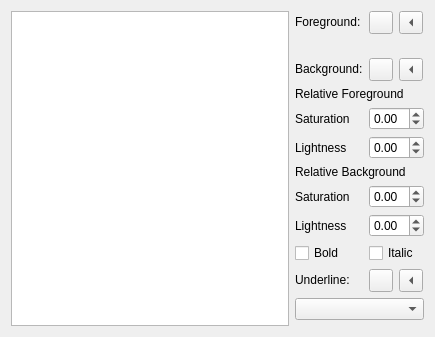
Old version of the form src/plugins/texteditor/colorschemeedit.ui in the repository qt-creator/qt-creator.
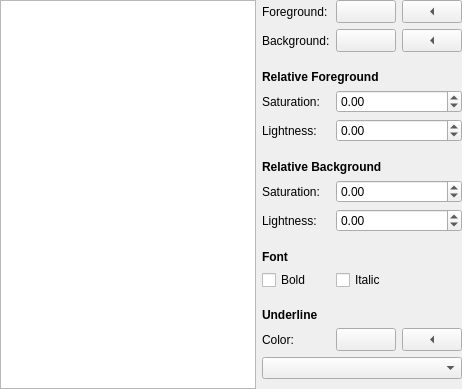
New version of the form.

Commit message:
ColorSchemaEdit: Make layout of color selection dialog cleaner
Add some section headers, make widgets align with more other widgets,
get rid of useless margins and make hiding elements not leave random
amounts of space between elements.

What changed in the file:
```diff
--- a/src/plugins/texteditor/colorschemeedit.ui
+++ b/src/plugins/texteditor/colorschemeedit.ui
@@ -6,49 +6,43 @@
    <rect>
     <x>0</x>
     <y>0</y>
-    <width>435</width>
-    <height>261</height>
+    <width>462</width>
+    <height>389</height>
    </rect>
   </property>
-  <layout class="QGridLayout" name="gridLayout">
-   <item row="9" column="2">
-    <widget class="QLabel" name="backgroundSaturationLabel">
-     <property name="text">
-      <string>Saturation</string>
+  <layout class="QGridLayout" name="gridLayout" columnstretch="1,0,0,0">
+   <property name="leftMargin">
+    <number>0</number>
+   </property>
+   <property name="topMargin">
+    <number>0</number>
+   </property>
+   <property name="rightMargin">
+    <number>0</number>
+   </property>
+   <property name="bottomMargin">
+    <number>0</number>
+   </property>
+   <property name="verticalSpacing">
+    <number>0</number>
+   </property>
+   <item row="5" column="1" colspan="3">
+    <widget class="QLabel" name="relativeForegroundHeadline">
+     <property name="font">
+      <font>
+       <weight>75</weight>
+       <bold>true</bold>
+      </font>
      </property>
-    </widget>
-   </item>
-   <item row="7" column="3">
-    <widget class="QDoubleSpinBox" name="foregroundLightnessSpinBox">
-     <property name="minimum">
-      <double>-1.000000000000000</double>
-     </property>
-     <property name="maximum">
-      <double>1.000000000000000</double>
-     </property>
-     <property name="singleStep">
-      <double>0.050000000000000</double>
-     </property>
-    </widget>
-   </item>
-   <item row="7" column="2">
-    <widget class="QLabel" name="foregroundLightnessLabel">
      <property name="text">
-      <string>Lightness</string>
+      <string>Relative Foreground</string>
      </property>
     </widget>
    </item>
-   <item row="6" column="2">
-    <widget class="QLabel" name="foregroundSaturationLabel">
-     <property name="text">
-      <string>Saturation</string>
-     </property>
-    </widget>
-   </item>
-   <item row="0" column="2">
+   <item row="0" column="1">
     <widget class="QLabel" name="foregroundLabel">
      <property name="sizePolicy">
-      <sizepolicy hsizetype="Fixed" vsizetype="Fixed">
+      <sizepolicy hsizetype="Fixed" vsizetype="Preferred">
        <horstretch>0</horstretch>
        <verstretch>0</verstretch>
       </sizepolicy>
@@ -61,90 +55,260 @@
      </property>
     </widget>
    </item>
-   <item row="11" column="3">
-    <widget class="QCheckBox" name="italicCheckBox">
+   <item row="10" column="1" colspan="3">
+    <widget class="QWidget" name="relativeForegroundSpacer3" native="true">
+     <property name="sizePolicy">
+      <sizepolicy hsizetype="Preferred" vsizetype="Fixed">
+       <horstretch>0</horstretch>
+       <verstretch>0</verstretch>
+      </sizepolicy>
+     </property>
+     <property name="minimumSize">
+      <size>
+       <width>0</width>
+       <height>18</height>
+      </size>
+     </property>
+     <property name="maximumSize">
+      <size>
+       <width>16777215</width>
+       <height>18</height>
+      </size>
+     </property>
+    </widget>
+   </item>
+   <item row="9" column="1">
+    <widget class="QLabel" name="foregroundLightnessLabel">
+     <property name="sizePolicy">
+      <sizepolicy hsizetype="Preferred" vsizetype="Preferred">
+       <horstretch>0</horstretch>
+       <verstretch>0</verstretch>
+      </sizepolicy>
+     </property>
      <property name="text">
-      <string>Italic</string>
+      <string>Lightness:</string>
      </property>
     </widget>
    </item>
-   <item row="0" column="3">
-    <layout class="QHBoxLayout" name="horizontalLayout_3">
-     <item>
-      <widget class="QToolButton" name="foregroundToolButton">
-       <property name="sizePolicy">
-        <sizepolicy hsizetype="Fixed" vsizetype="Fixed">
-         <horstretch>0</horstretch>
-         <verstretch>0</verstretch>
-        </sizepolicy>
-       </property>
-       <property name="text">
-        <string/>
-       </property>
-      </widget>
-     </item>
-     <item>
-      <widget class="QToolButton" name="eraseForegroundToolButton">
-       <property name="toolTip">
-        <string>Erase foreground.</string>
-       </property>
-       <property name="text">
-        <string>x</string>
-       </property>
-       <property name="arrowType">
-        <enum>Qt::LeftArrow</enum>
-       </property>
-      </widget>
-     </item>
-    </layout>
+   <item row="0" column="2">
+    <widget class="QToolButton" name="foregroundToolButton">
+     <property name="sizePolicy">
+      <sizepolicy hsizetype="Preferred" vsizetype="Fixed">
+       <horstretch>0</horstretch>
+       <verstretch>0</verstretch>
+      </sizepolicy>
+     </property>
+     <property name="text">
+      <string/>
+     </property>
+    </widget>
    </item>
-   <item row="14" column="3">
-    <spacer>
+   <item row="26" column="1" colspan="3">
+    <spacer name="spacer">
      <property name="orientation">
       <enum>Qt::Vertical</enum>
      </property>
      <property name="sizeHint" stdset="0">
       <size>
-       <width>20</width>
-       <height>83</height>
+       <width>200</width>
+       <height>0</height>
       </size>
      </property>
     </spacer>
    </item>
-   <item row="5" column="2" colspan="2">
-    <widget class="QLabel" name="relativeForegroundLabel">
+   <item row="3" column="3">
+    <widget class="QToolButton" name="eraseBackgroundToolButton">
+     <property name="sizePolicy">
+      <sizepolicy hsizetype="Preferred" vsizetype="Fixed">
+       <horstretch>0</horstretch>
+       <verstretch>0</verstretch>
+      </sizepolicy>
+     </property>
+     <property name="toolTip">
+      <string>Erase background.</string>
+     </property>
      <property name="text">
-      <string>Relative Foreground</string>
+      <string>x</string>
      </property>
+     <property name="arrowType">
+      <enum>Qt::LeftArrow</enum>
+     </property>
     </widget>
    </item>
-   <item row="11" column="2">
-    <widget class="QCheckBox" name="boldCheckBox">
+   <item row="14" column="1" colspan="3">
+    <widget class="QWidget" name="relativeBackgroundSpacer2" native="true">
+     <property name="sizePolicy">
+      <sizepolicy hsizetype="Preferred" vsizetype="Fixed">
+       <horstretch>0</horstretch>
+       <verstretch>0</verstretch>
+      </sizepolicy>
+     </property>
+     <property name="minimumSize">
+      <size>
+       <width>0</width>
+       <height>6</height>
+      </size>
+     </property>
+     <property name="maximumSize">
+      <size>
+       <width>16777215</width>
+       <height>6</height>
+      </size>
+     </property>
+    </widget>
+   </item>
+   <item row="7" column="2" colspan="2">
+    <widget class="QDoubleSpinBox" name="foregroundSaturationSpinBox">
+     <property name="minimum">
+      <double>-1.000000000000000</double>
+     </property>
+     <property name="maximum">
+      <double>1.000000000000000</double>
+     </property>
+     <property name="singleStep">
+      <double>0.050000000000000</double>
+     </property>
+    </widget>
+   </item>
+   <item row="15" column="1">
+    <widget class="QLabel" name="backgroundLightnessLabel">
+     <property name="sizePolicy">
+      <sizepolicy hsizetype="Preferred" vsizetype="Preferred">
+       <horstretch>0</horstretch>
+       <verstretch>0</verstretch>
+      </sizepolicy>
+     </property>
      <property name="text">
-      <string>Bold</string>
+      <string>Lightness:</string>
+     </property>
+    </widget>
+   </item>
+   <item row="0" column="3">
+    <widget class="QToolButton" name="eraseForegroundToolButton">
+     <property name="sizePolicy">
+      <sizepolicy hsizetype="Preferred" vsizetype="Fixed">
+       <horstretch>0</horstretch>
+       <verstretch>0</verstretch>
+      </sizepolicy>
+     </property>
+     <property name="toolTip">
+      <string>Erase foreground.</string>
+     </property>
+     <property name="text">
+      <string>x</string>
+     </property>
+     <property name="arrowType">
+      <enum>Qt::LeftArrow</enum>
+     </property>
+    </widget>
+   </item>
+   <item row="13" column="1">
+    <widget class="QLabel" name="backgroundSaturationLabel">
+     <property name="sizePolicy">
+      <sizepolicy hsizetype="Preferred" vsizetype="Preferred">
+       <horstretch>0</horstretch>
+       <verstretch>0</verstretch>
+      </sizepolicy>
+     </property>
+     <property name="text">
+      <string>Saturation:</string>
+     </property>
+    </widget>
+   </item>
+   <item row="19" column="2" colspan="2">
+    <widget class="QCheckBox" name="italicCheckBox">
+     <property name="text">
+      <string>Italic</string>
+     </property>
+    </widget>
+   </item>
+   <item row="9" column="2" colspan="2">
+    <widget class="QDoubleSpinBox" name="foregroundLightnessSpinBox">
+     <property name="minimum">
+      <double>-1.000000000000000</double>
+     </property>
+     <property name="maximum">
+      <double>1.000000000000000</double>
+     </property>
+     <property name="singleStep">
+      <double>0.050000000000000</double>
+     </property>
+    </widget>
+   </item>
+   <item row="6" column="1" colspan="3">
+    <widget class="QWidget" name="relativeForegroundSpacer1" native="true">
+     <property name="sizePolicy">
+      <sizepolicy hsizetype="Preferred" vsizetype="Fixed">
+       <horstretch>0</horstretch>
+       <verstretch>0</verstretch>
+      </sizepolicy>
+     </property>
+     <property name="minimumSize">
+      <size>
+       <width>0</width>
+       <height>6</height>
+      </size>
+     </property>
+     <property name="maximumSize">
+      <size>
+       <width>16777215</width>
+       <height>6</height>
+      </size>
      </property>
     </widget>
    </item>
    <item row="13" column="2" colspan="2">
-    <widget class="QComboBox" name="underlineComboBox"/>
+    <widget class="QDoubleSpinBox" name="backgroundSaturationSpinBox">
+     <property name="minimum">
+      <double>-1.000000000000000</double>
+     </property>
+     <property name="maximum">
+      <double>1.000000000000000</double>
+     </property>
+     <property name="singleStep">
+      <double>0.050000000000000</double>
+     </property>
+    </widget>
    </item>
-   <item row="12" column="2">
-    <widget class="QLabel" name="underlineLabel">
+   <item row="3" column="1">
+    <widget class="QLabel" name="backgroundLabel">
      <property name="sizePolicy">
-      <sizepolicy hsizetype="Fixed" vsizetype="Fixed">
+      <sizepolicy hsizetype="Fixed" vsizetype="Preferred">
        <horstretch>0</horstretch>
        <verstretch>0</verstretch>
       </sizepolicy>
      </property>
      <property name="text">
-      <string>Underline:</string>
+      <string>Background:</string>
      </property>
      <property name="buddy">
       <cstring>backgroundToolButton</cstring>
      </property>
     </widget>
    </item>
-   <item row="0" column="0" rowspan="15">
+   <item row="4" column="1" colspan="3">
+    <widget class="QWidget" name="backgroundSpacer" native="true">
+     <property name="sizePolicy">
+      <sizepolicy hsizetype="Preferred" vsizetype="Fixed">
+       <horstretch>0</horstretch>
+       <verstretch>0</verstretch>
+      </sizepolicy>
+     </property>
+     <property name="minimumSize">
+      <size>
+       <width>0</width>
+       <height>18</height>
+      </size>
+     </property>
+     <property name="maximumSize">
+      <size>
+       <width>16777215</width>
+       <height>18</height>
+      </size>
+     </property>
+    </widget>
+   </item>
+   <item row="0" column="0" rowspan="27">
     <widget class="QListView" name="itemList">
      <property name="sizePolicy">
       <sizepolicy hsizetype="Expanding" vsizetype="Expanding">
@@ -160,123 +324,227 @@
      </property>
     </widget>
    </item>
-   <item row="12" column="3">
-    <layout class="QHBoxLayout" name="horizontalLayout_2">
-     <item>
-      <widget class="QToolButton" name="underlineColorToolButton">
-       <property name="sizePolicy">
-        <sizepolicy hsizetype="Fixed" vsizetype="Fixed">
-         <horstretch>0</horstretch>
-         <verstretch>0</verstretch>
-        </sizepolicy>
-       </property>
-       <property name="text">
-        <string/>
-       </property>
-      </widget>
-     </item>
-     <item>
-      <widget class="QToolButton" name="eraseUnderlineColorToolButton">
-       <property name="toolTip">
-        <string>Erase background.</string>
-       </property>
-       <property name="text">
-        <string>x</string>
-       </property>
-       <property name="arrowType">
-        <enum>Qt::LeftArrow</enum>
-       </property>
-      </widget>
-     </item>
-    </layout>
+   <item row="17" column="1">
+    <widget class="QLabel" name="fontHeadline">
+     <property name="font">
+      <font>
+       <weight>75</weight>
+       <bold>true</bold>
+      </font>
+     </property>
+     <property name="text">
+      <string>Font</string>
+     </property>
+    </widget>
    </item>
-   <item row="6" column="3">
-    <widget class="QDoubleSpinBox" name="foregroundSaturationSpinBox">
-     <property name="minimum">
-      <double>-1.000000000000000</double>
+   <item row="7" column="1">
+    <widget class="QLabel" name="foregroundSaturationLabel">
+     <property name="sizePolicy">
+      <sizepolicy hsizetype="Preferred" vsizetype="Preferred">
+       <horstretch>0</horstretch>
+       <verstretch>0</verstretch>
+      </sizepolicy>
      </property>
-     <property name="maximum">
-      <double>1.000000000000000</double>
+     <property name="text">
+      <string>Saturation:</string>
      </property>
-     <property name="singleStep">
-      <double>0.050000000000000</double>
+    </widget>
+   </item>
+   <item row="19" column="1">
+    <widget class="QCheckBox" name="boldCheckBox">
+     <property name="text">
+      <string>Bold</string>
      </property>
     </widget>
    </item>
-   <item row="4" column="2">
-    <widget class="QLabel" name="backgroundLabel">
+   <item row="18" column="1" colspan="3">
+    <widget class="QWidget" name="fontSpacer1" native="true">
      <property name="sizePolicy">
-      <sizepolicy hsizetype="Fixed" vsizetype="Fixed">
+      <sizepolicy hsizetype="Preferred" vsizetype="Fixed">
        <horstretch>0</horstretch>
        <verstretch>0</verstretch>
       </sizepolicy>
      </property>
+     <property name="minimumSize">
+      <size>
+       <width>0</width>
+       <height>6</height>
+      </size>
+     </property>
+     <property name="maximumSize">
+      <size>
+       <width>16777215</width>
+       <height>6</height>
+      </size>
+     </property>
+    </widget>
+   </item>
+   <item row="12" column="1" colspan="3">
+    <widget class="QWidget" name="relativeBackgroundSpacer1" native="true">
+     <property name="sizePolicy">
+      <sizepolicy hsizetype="Preferred" vsizetype="Fixed">
+       <horstretch>0</horstretch>
+       <verstretch>0</verstretch>
+      </sizepolicy>
+     </property>
+     <property name="minimumSize">
+      <size>
+       <width>0</width>
+       <height>6</height>
+      </size>
+     </property>
+     <property name="maximumSize">
+      <size>
+       <width>16777215</width>
+       <height>6</height>
+      </size>
+     </property>
+    </widget>
+   </item>
+   <item row="16" column="1" colspan="3">
+    <widget class="QWidget" name="relativeBackgroundSpacer3" native="true">
+     <property name="sizePolicy">
+      <sizepolicy hsizetype="Preferred" vsizetype="Fixed">
+       <horstretch>0</horstretch>
+       <verstretch>0</verstretch>
+      </sizepolicy>
+     </property>
+     <property name="minimumSize">
+      <size>
+       <width>0</width>
+       <height>18</height>
+      </size>
+     </property>
+     <property name="maximumSize">
+      <size>
+       <width>16777215</width>
+       <height>18</height>
+      </size>
+     </property>
+    </widget>
+   </item>
+   <item row="24" column="1" colspan="3">
+    <widget class="QWidget" name="underlineSpacer2" native="true">
+     <property name="sizePolicy">
+      <sizepolicy hsizetype="Preferred" vsizetype="Fixed">
+       <horstretch>0</horstretch>
+       <verstretch>0</verstretch>
+      </sizepolicy>
+     </property>
+     <property name="minimumSize">
+      <size>
+       <width>0</width>
+       <height>6</height>
+      </size>
+     </property>
+     <property name="maximumSize">
+      <size>
+       <width>16777215</width>
+       <height>6</height>
+      </size>
+     </property>
+    </widget>
+   </item>
+   <item row="22" column="1" colspan="3">
+    <widget class="QWidget" name="underlineSpacer1" native="true">
+     <property name="sizePolicy">
+      <sizepolicy hsizetype="Preferred" vsizetype="Fixed">
+       <horstretch>0</horstretch>
+       <verstretch>0</verstretch>
+      </sizepolicy>
+     </property>
+     <property name="minimumSize">
+      <size>
+       <width>0</width>
+       <height>6</height>
+      </size>
+     </property>
+     <property name="maximumSize">
+      <size>
+       <width>16777215</width>
+       <height>6</height>
+      </size>
+     </property>
+    </widget>
+   </item>
+   <item row="23" column="2">
+    <widget class="QToolButton" name="underlineColorToolButton">
+     <property name="sizePolicy">
+      <sizepolicy hsizetype="Preferred" vsizetype="Fixed">
+       <horstretch>0</horstretch>
+       <verstretch>0</verstretch>
+      </sizepolicy>
+     </property>
      <property name="text">
-      <string>Background:</string>
+      <string/>
+     </property>
+    </widget>
+   </item>
+   <item row="21" column="1">
+    <widget class="QLabel" name="underlineHeadline">
+     <property name="font">
+      <font>
+       <weight>75</weight>
+       <bold>true</bold>
+      </font>
+     </property>
+     <property name="text">
+      <string>Underline</string>
+     </property>
+    </widget>
+   </item>
+   <item row="23" column="1">
+    <widget class="QLabel" name="underlineLabel">
+     <property name="sizePolicy">
+      <sizepolicy hsizetype="Fixed" vsizetype="Preferred">
+       <horstretch>0</horstretch>
+       <verstretch>0</verstretch>
+      </sizepolicy>
+     </property>
+     <property name="text">
+      <string>Color:</string>
      </property>
      <property name="buddy">
       <cstring>backgroundToolButton</cstring>
      </property>
     </widget>
    </item>
-   <item row="4" column="3">
-    <layout class="QHBoxLayout" name="horizontalLayout">
-     <item>
-      <widget class="QToolButton" name="backgroundToolButton">
-       <property name="sizePolicy">
-        <sizepolicy hsizetype="Fixed" vsizetype="Fixed">
-         <horstretch>0</horstretch>
-         <verstretch>0</verstretch>
-        </sizepolicy>
-       </property>
-       <property name="text">
-        <string/>
-       </property>
-      </widget>
-     </item>
-     <item>
-      <widget class="QToolButton" name="eraseBackgroundToolButton">
-       <property name="toolTip">
-        <string>Erase background.</string>
-       </property>
-       <property name="text">
-        <string>x</string>
-       </property>
-       <property name="arrowType">
-        <enum>Qt::LeftArrow</enum>
-       </property>
-      </widget>
-     </item>
-    </layout>
-   </item>
-   <item row="10" column="2">
-    <widget class="QLabel" name="backgroundLightnessLabel">
-     <property name="text">
-      <string>Lightness</string>
+   <item row="11" column="1" colspan="3">
+    <widget class="QLabel" name="relativeBackgroundHeadline">
+     <property name="font">
+      <font>
+       <weight>75</weight>
+       <bold>true</bold>
+      </font>
      </property>
-    </widget>
-   </item>
-   <item row="8" column="2" colspan="2">
-    <widget class="QLabel" name="relativeBackgroundLabel">
      <property name="text">
       <string>Relative Background</string>
      </property>
     </widget>
    </item>
-   <item row="9" column="3">
-    <widget class="QDoubleSpinBox" name="backgroundSaturationSpinBox">
-     <property name="minimum">
-      <double>-1.000000000000000</double>
+   <item row="20" column="1" colspan="3">
+    <widget class="QWidget" name="fontSpacer2" native="true">
+     <property name="sizePolicy">
+      <sizepolicy hsizetype="Preferred" vsizetype="Fixed">
+       <horstretch>0</horstretch>
+       <verstretch>0</verstretch>
+      </sizepolicy>
      </property>
-     <property name="maximum">
-      <double>1.000000000000000</double>
+     <property name="minimumSize">
+      <size>
+       <width>0</width>
+       <height>18</height>
+      </size>
      </property>
-     <property name="singleStep">
-      <double>0.050000000000000</double>
+     <property name="maximumSize">
+      <size>
+       <width>16777215</width>
+       <height>18</height>
+      </size>
      </property>
     </widget>
    </item>
-   <item row="10" column="3">
+   <item row="15" column="2" colspan="2">
     <widget class="QDoubleSpinBox" name="backgroundLightnessSpinBox">
      <property name="minimum">
       <double>-1.000000000000000</double>
@@ -289,6 +557,85 @@
      </property>
     </widget>
    </item>
+   <item row="3" column="2">
+    <widget class="QToolButton" name="backgroundToolButton">
+     <property name="sizePolicy">
+      <sizepolicy hsizetype="Preferred" vsizetype="Fixed">
+       <horstretch>0</horstretch>
+       <verstretch>0</verstretch>
+      </sizepolicy>
+     </property>
+     <property name="text">
+      <string/>
+     </property>
+    </widget>
+   </item>
+   <item row="23" column="3">
+    <widget class="QToolButton" name="eraseUnderlineColorToolButton">
+     <property name="sizePolicy">
+      <sizepolicy hsizetype="Preferred" vsizetype="Fixed">
+       <horstretch>0</horstretch>
+       <verstretch>0</verstretch>
+      </sizepolicy>
+     </property>
+     <property name="toolTip">
+      <string>Erase background.</string>
+     </property>
+     <property name="text">
+      <string>x</string>
+     </property>
+     <property name="arrowType">
+      <enum>Qt::LeftArrow</enum>
+     </property>
+    </widget>
+   </item>
+   <item row="25" column="1" colspan="3">
+    <widget class="QComboBox" name="underlineComboBox"/>
+   </item>
+   <item row="8" column="1" colspan="3">
+    <widget class="QWidget" name="relativeForegroundSpacer2" native="true">
+     <property name="sizePolicy">
+      <sizepolicy hsizetype="Preferred" vsizetype="Fixed">
+       <horstretch>0</horstretch>
+       <verstretch>0</verstretch>
+      </sizepolicy>
+     </property>
+     <property name="minimumSize">
+      <size>
+       <width>0</width>
+       <height>6</height>
+      </size>
+     </property>
+     <property name="maximumSize">
+      <size>
+       <width>16777215</width>
+       <height>6</height>
+      </size>
+     </property>
+    </widget>
+   </item>
+   <item row="2" column="1" colspan="3">
+    <widget class="QWidget" name="foregroundSpacer" native="true">
+     <property name="sizePolicy">
+      <sizepolicy hsizetype="Preferred" vsizetype="Fixed">
+       <horstretch>0</horstretch>
+       <verstretch>0</verstretch>
+      </sizepolicy>
+     </property>
+     <property name="minimumSize">
+      <size>
+       <width>0</width>
+       <height>6</height>
+      </size>
+     </property>
+     <property name="maximumSize">
+      <size>
+       <width>16777215</width>
+       <height>6</height>
+      </size>
+     </property>
+    </widget>
+   </item>
   </layout>
  </widget>
  <tabstops>
```
The commit also changes 3 other files.
